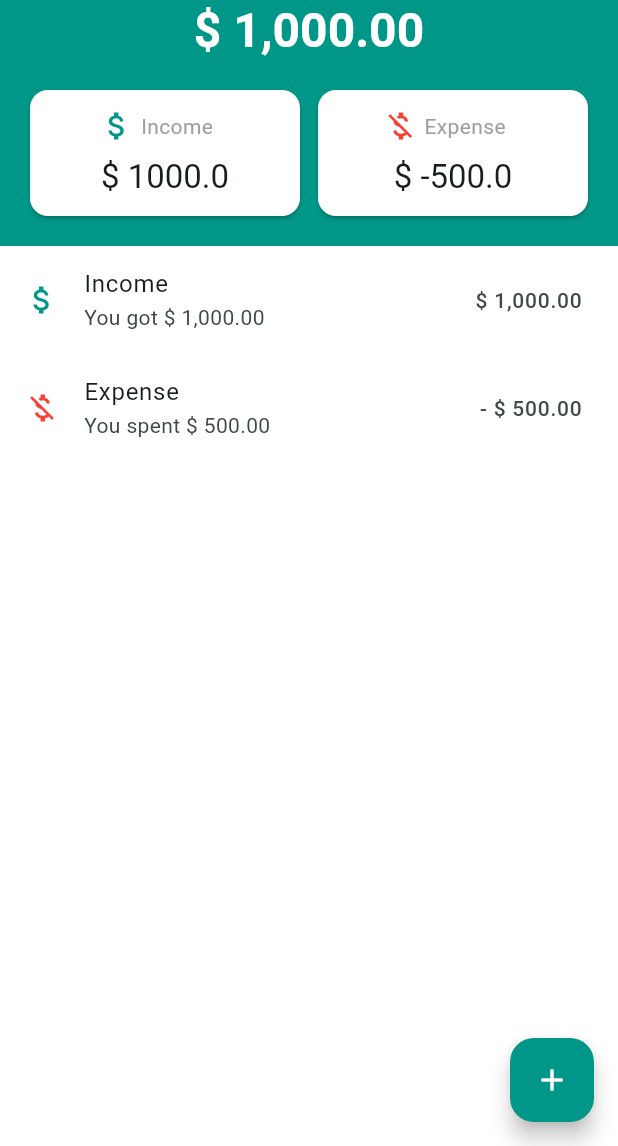
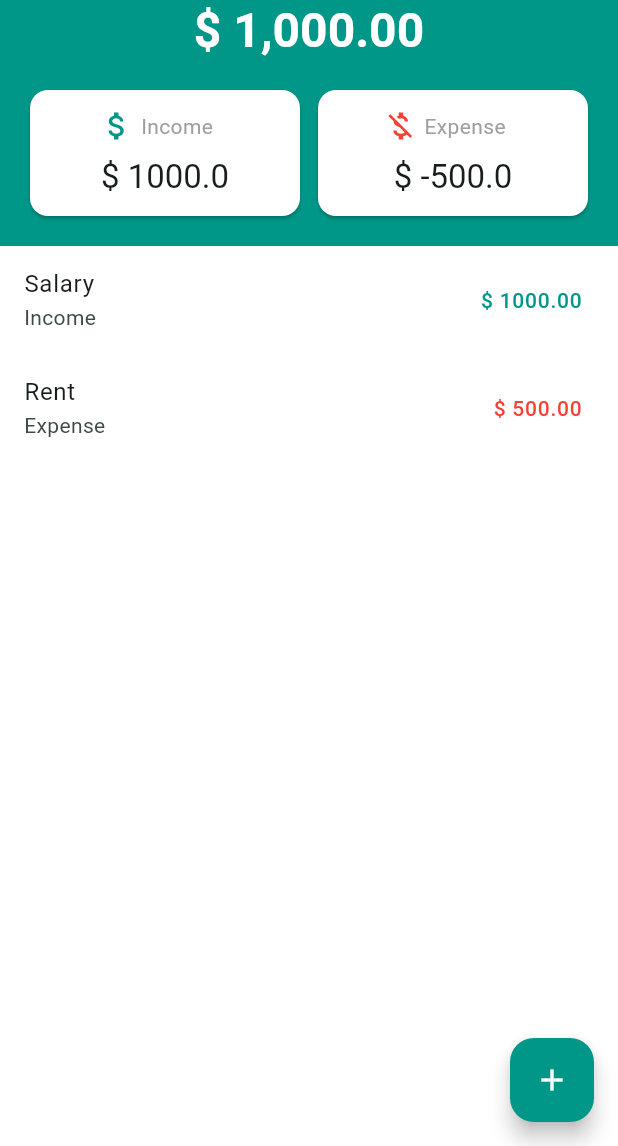
Before and after one commit to sonaiv13/money_tracker, a Flutter app: the screen it shows after launch, on a phone screen of 412 x 824 dp, the part 90-1236 px from its top. Run offline on Flutter 3.47's test engine with Material 3 defaults, Android fonts, the phone set to English and light mode, and no system bars; our stand-ins replace currency_text_input_formatter.

Commit message:
Added dependecies for provider and modified transactions list view.

```diff
--- a/lib/main.dart
+++ b/lib/main.dart
@@ -1,5 +1,7 @@
 import 'package:flutter/material.dart';
+import 'package:money_tracker/controller/transactions_provider.dart';
 import 'package:money_tracker/view/home_screen.dart';
+import 'package:provider/provider.dart';
 
 void main() {
   runApp(const MyApp());
@@ -10,13 +12,16 @@ class MyApp extends StatelessWidget {
 
   @override
   Widget build(BuildContext context) {
-    return MaterialApp(
-      title: 'Flutter Demo',
-      theme: ThemeData(
-        colorScheme: ColorScheme.fromSeed(seedColor: Colors.teal),
+    return ChangeNotifierProvider(
+      create: (context) => TransactionsProvider(),
+      child: MaterialApp(
+        title: 'Flutter Demo',
+        theme: ThemeData(
+          colorScheme: ColorScheme.fromSeed(seedColor: Colors.teal),
+        ),
+        debugShowCheckedModeBanner: false,
+        home: HomeScreen(),
       ),
-      debugShowCheckedModeBanner: false,
-      home: HomeScreen(),
     );
   }
 }
--- a/lib/view/components/transactions_list.dart
+++ b/lib/view/components/transactions_list.dart
@@ -1,4 +1,7 @@
 import 'package:flutter/material.dart';
+import 'package:money_tracker/controller/transactions_provider.dart';
+import 'package:money_tracker/model/transaction.dart';
+import 'package:provider/provider.dart';
 
 class TransactionsList extends StatelessWidget {
   const TransactionsList({
@@ -7,27 +10,34 @@ class TransactionsList extends StatelessWidget {
 
   @override
   Widget build(BuildContext context) {
+    final transactions = Provider.of<TransactionsProvider>(context).transactions;
+
     return Expanded(
       child: Container(
         decoration: const BoxDecoration(
             color: Colors.white
         ),
-        child: ListView(
-          children: [
-            ListTile(
-              leading: Icon(Icons.attach_money, color: Colors.teal),
-              title: Text('Income'),
-              subtitle: Text('You got \$ 1,000.00'),
-              trailing: Text('\$ 1,000.00', style: TextStyle(fontSize: 14)),
-            ),
-            ListTile(
-              leading: Icon(Icons.money_off, color: Colors.red),
-              title: Text('Expense'),
-              subtitle: Text('You spent \$ 500.00'),
-              trailing: Text('- \$ 500.00', style: TextStyle(fontSize: 14)),
-            )
-          ],
-        ),
+        child: ListView.builder(
+          itemCount: transactions.length,
+          itemBuilder: (context, index) {
+
+            final transaction = transactions[index];
+            final type = transaction.type == TransactionType.income
+                ? 'Income'
+                : 'Expense';
+            final value = transaction.type == TransactionType.expense
+                ? '\$ ${transaction.amount.abs().toStringAsFixed(2)}'
+                : '\$ ${transaction.amount.toStringAsFixed(2)}';
+            final color = transaction.type == TransactionType.expense
+                ? Colors.red
+                : Colors.teal;
+
+            return ListTile(
+              title: Text(transaction.description),
+              subtitle: Text(type),
+              trailing: Text(value, style: TextStyle(fontSize: 14, color: color)),
+            );
+          }),
       ),
     );
   }
--- a/pubspec.yaml
+++ b/pubspec.yaml
@@ -29,6 +29,7 @@ environment:
 # versions available, run `flutter pub outdated`.
 dependencies:
   currency_text_input_formatter: ^2.2.9
+  provider: ^6.1.4
   flutter:
     sdk: flutter
 
```
Also changed, not shown: pubspec.lock.
